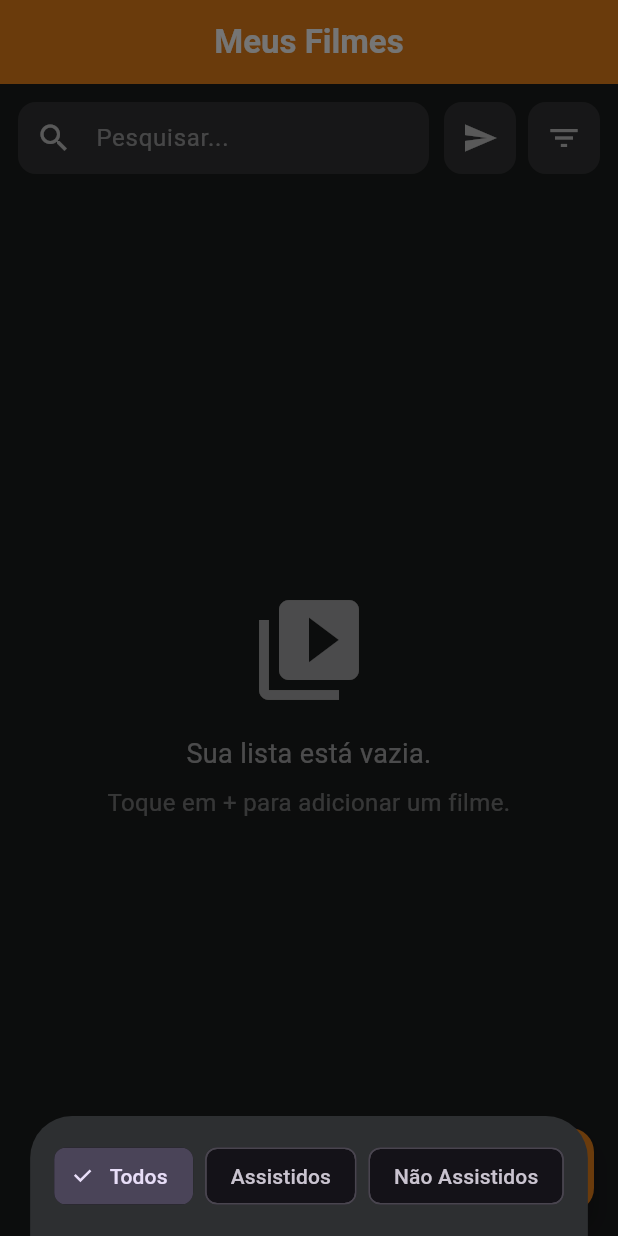
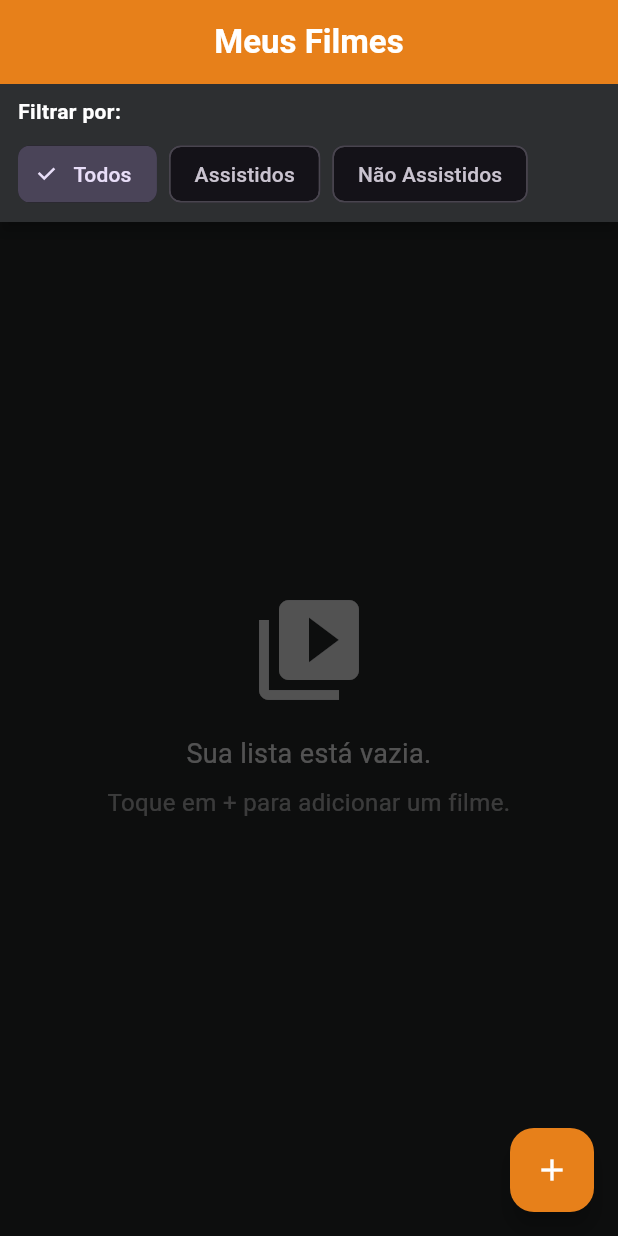
Before and after one commit to guilhermecarv32/lista_filmes, a Flutter app: the screen it shows after launch, after a tap on the "filter list" icon, on a phone screen of 412 x 824 dp. Run offline on Flutter 3.47's test engine with Material 3 defaults, Android fonts, the phone set to English and light mode, and no system bars; our stand-ins replace sqflite; accounts and stored records are empty.

Commit message:
polimento do filtro

```diff
--- a/lib/home.dart
+++ b/lib/home.dart
@@ -17,6 +17,8 @@ class _HomePageState extends State<HomePage> {
   // CORREÇÃO 1: A lista de filmes foi movida para DENTRO da classe de estado.
   late Future<List<Filme>> _filmesFuture;
   FilterType _currentFilter = FilterType.all;
+  bool _isFilterPanelVisible = false;
+
 
   @override
   void initState() {
@@ -31,54 +33,59 @@ class _HomePageState extends State<HomePage> {
     });
   }
 
-  // --- NOVO: Função que constrói e exibe o menu de filtros ---
-  void _showFilterSheet() {
-    showModalBottomSheet(
-      context: context,
-      backgroundColor: const Color(0xFF2d2f31), // Cor de fundo do menu
-      builder: (context) {
-        // Usamos um StatefulBuilder para que possamos atualizar o estado dos botões DENTRO do menu
-        return StatefulBuilder(
-          builder: (BuildContext context, StateSetter setModalState) {
-            return Padding(
-              padding: const EdgeInsets.all(16.0),
-              child: Wrap( // Wrap permite que os botões quebrem a linha se não couberem
+  // --- FUNÇÃO ATUALIZADA PARA CONSTRUIR O PAINEL COM ANIMAÇÃO ---
+  Widget _buildAnimatedFilterPanel() {
+    // A altura aproximada do nosso painel. Usado para a posição inicial fora da tela.
+    const double panelHeight = 110.0;
+
+    return AnimatedPositioned(
+      duration: const Duration(milliseconds: 300), // Duração da animação de deslize
+      curve: Curves.easeInOut, // Curva de animação para um movimento mais natural
+      top: _isFilterPanelVisible ? 0 : -panelHeight, // Anima a posição 'top'
+      left: 0,
+      right: 0,
+      child: AnimatedOpacity(
+        duration: const Duration(milliseconds: 300), // Duração da animação de opacidade
+        opacity: _isFilterPanelVisible ? 1.0 : 0.0, // Anima a opacidade
+        child: Material(
+          elevation: 4.0,
+          child: Container(
+            padding: const EdgeInsets.symmetric(vertical: 8.0, horizontal: 12.0),
+            color: const Color(0xFF2d2f31),
+            child: Column(
+              crossAxisAlignment: CrossAxisAlignment.start,
+              children: [
+                const Text('Filtrar por:', style: TextStyle(color: Colors.white, fontWeight: FontWeight.bold)),
+                const SizedBox(height: 8.0),
+                Wrap(
                   spacing: 8.0,
                   children: [
-                  FilterChip(
-                    label: const Text('Todos'),
-                    selected: _currentFilter == FilterType.all,
-                    onSelected: (selected) {
-                      setModalState(() { _currentFilter = FilterType.all; });
-                      _refreshFilmesList();
-                      Navigator.pop(context); // Fecha o menu
-                    },
-                  ),
-                  FilterChip(
-                    label: const Text('Assistidos'),
-                    selected: _currentFilter == FilterType.watched,
-                    onSelected: (selected) {
-                      setModalState(() { _currentFilter = FilterType.watched; });
-                      _refreshFilmesList();
-                      Navigator.pop(context);
-                    },
-                  ),
-                  FilterChip(
-                    label: const Text('Não Assistidos'),
-                    selected: _currentFilter == FilterType.unwatched,
-                    onSelected: (selected) {
-                      setModalState(() { _currentFilter = FilterType.unwatched; });
-                      _refreshFilmesList();
-                      Navigator.pop(context);
-                    },
+                    FilterChip(label: const Text('Todos'), selected: _currentFilter == FilterType.all, onSelected: (s) => _applyFilter(FilterType.all)),
+                    FilterChip(label: const Text('Assistidos'), selected: _currentFilter == FilterType.watched, onSelected: (s) => _applyFilter(FilterType.watched)),
+                    FilterChip(label: const Text('Não Assistidos'), selected: _currentFilter == FilterType.unwatched, onSelected: (s) => _applyFilter(FilterType.unwatched)),
+                  ],
                 ),
               ],
             ),
+          ),
+        ),
+      ),
     );
-          },
-        );
-      },
-    );
+  }
+
+  // --- NOVO: Função para aplicar o filtro e esconder o painel ---
+  void _applyFilter(FilterType filter) {
+    setState(() {
+      _currentFilter = filter;
+      _isFilterPanelVisible = false;
+    });
+    _refreshFilmesList();
+  }
+
+  void _toggleFilterPanel() {
+    setState(() {
+      _isFilterPanelVisible = !_isFilterPanelVisible;
+    });
   }
 
   // --- WIDGET NOVO: BARRA DE PESQUISA ---
@@ -121,7 +128,7 @@ class _HomePageState extends State<HomePage> {
             borderRadius: BorderRadius.circular(12.0),
             child: IconButton(
               icon: const Icon(Icons.filter_list, color: Colors.white70),
-              onPressed: _showFilterSheet, // Chama a nova função
+              onPressed: _toggleFilterPanel, // Chama a função de toggle
               tooltip: 'Filtros',
             ),
           ),
@@ -275,28 +282,44 @@ class _HomePageState extends State<HomePage> {
         centerTitle: true,
         title: const Text('Meus Filmes', style: TextStyle(fontWeight: FontWeight.bold, color: Colors.white)),
       ),
-      body: Column(
+      body: Stack(
         children: [
-          _buildSearchBar(),
+          // CAMADA 1: Conteúdo Principal (pesquisa e lista)
+          Column(
+            children: [
+              _buildSearchBar(), // Seu widget de barra de pesquisa
               Expanded(
                 child: FutureBuilder<List<Filme>>(
                   future: _filmesFuture,
                   builder: (context, snapshot) {
-                // Enquanto os dados estão carregando, mostre um spinner
                     if (snapshot.connectionState == ConnectionState.waiting) {
                       return const Center(child: CircularProgressIndicator());
                     }
-                // Se não houver dados ou a lista estiver vazia, mostre a tela de vazio
                     if (!snapshot.hasData || snapshot.data!.isEmpty) {
                       return _buildEmptyState();
                     }
-                // Se houver dados, construa a lista
                     return _buildMoviesList(snapshot.data!);
                   },
                 ),
               ),
             ],
           ),
+
+           // --- NOVO: CAMADA 2: Fundo semitransparente ("Backdrop") ---
+          // Aparece quando o painel de filtro está visível para dar foco e permitir o fechamento
+          if (_isFilterPanelVisible)
+            GestureDetector(
+              onTap: _toggleFilterPanel, // Tocar no fundo fecha o painel
+              child: Container(
+                color: Colors.black.withOpacity(0.5),
+              ),
+            ),
+
+          // CAMADA 3: O painel de filtros animado
+          _buildAnimatedFilterPanel(),
+        ],
+      ),
+
       floatingActionButton: FloatingActionButton(
         // CORREÇÃO 2: Ação do botão agora chama a função correta.
         onPressed: _navigateAndAddMovie,
```
Lines whose indentation alone changed are shown as unchanged.
